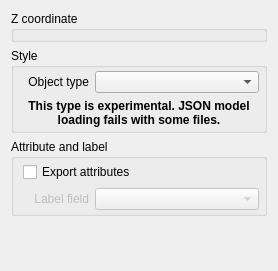
Old version of the form ui/vectorproperties.ui in the repository minorua/Qgis2threejs.
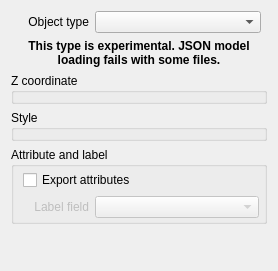
New version of the form.

Commit message: move object type drop-down list up (out of style group)

The edit to the form file:
```diff
--- a/ui/vectorproperties.ui
+++ b/ui/vectorproperties.ui
@@ -15,53 +15,15 @@
   </property>
   <layout class="QVBoxLayout" name="verticalLayout_2">
    <item>
-    <widget class="QGroupBox" name="groupBox_zCoordinate">
-     <property name="title">
-      <string>Z coordinate</string>
-     </property>
-     <layout class="QGridLayout" name="gridLayout_9">
-      <property name="margin">
-       <number>3</number>
-      </property>
-      <item row="1" column="0">
-       <layout class="QVBoxLayout" name="verticalLayout_zCoordinate"/>
-      </item>
-     </layout>
-    </widget>
-   </item>
-   <item>
-    <widget class="QGroupBox" name="groupBox_Styles">
-     <property name="sizePolicy">
-      <sizepolicy hsizetype="Preferred" vsizetype="Preferred">
-       <horstretch>0</horstretch>
-       <verstretch>0</verstretch>
-      </sizepolicy>
-     </property>
-     <property name="minimumSize">
-      <size>
-       <width>0</width>
-       <height>0</height>
-      </size>
-     </property>
-     <property name="title">
-      <string>Style</string>
-     </property>
-     <layout class="QGridLayout" name="gridLayout_8">
-      <property name="margin">
-       <number>3</number>
-      </property>
-      <item row="0" column="0">
-       <layout class="QVBoxLayout" name="verticalLayout_Styles">
-        <item>
          <layout class="QFormLayout" name="formLayout_4">
           <property name="fieldGrowthPolicy">
            <enum>QFormLayout::AllNonFixedFieldsGrow</enum>
           </property>
           <property name="leftMargin">
-           <number>2</number>
+      <number>8</number>
           </property>
           <property name="rightMargin">
-           <number>2</number>
+      <number>6</number>
           </property>
           <item row="0" column="0">
            <widget class="QLabel" name="label_ObjectType">
@@ -113,7 +75,44 @@
           </property>
          </widget>
         </item>
-       </layout>
+   <item>
+    <widget class="QGroupBox" name="groupBox_zCoordinate">
+     <property name="title">
+      <string>Z coordinate</string>
+     </property>
+     <layout class="QGridLayout" name="gridLayout_9">
+      <property name="margin">
+       <number>3</number>
+      </property>
+      <item row="1" column="0">
+       <layout class="QVBoxLayout" name="verticalLayout_zCoordinate"/>
+      </item>
+     </layout>
+    </widget>
+   </item>
+   <item>
+    <widget class="QGroupBox" name="groupBox_Styles">
+     <property name="sizePolicy">
+      <sizepolicy hsizetype="Preferred" vsizetype="Preferred">
+       <horstretch>0</horstretch>
+       <verstretch>0</verstretch>
+      </sizepolicy>
+     </property>
+     <property name="minimumSize">
+      <size>
+       <width>0</width>
+       <height>0</height>
+      </size>
+     </property>
+     <property name="title">
+      <string>Style</string>
+     </property>
+     <layout class="QGridLayout" name="gridLayout_8">
+      <property name="margin">
+       <number>3</number>
+      </property>
+      <item row="0" column="0">
+       <layout class="QVBoxLayout" name="verticalLayout_Styles"/>
       </item>
      </layout>
     </widget>
```
Lines whose indentation alone changed are shown as unchanged. The commit also changes 1 other file.
